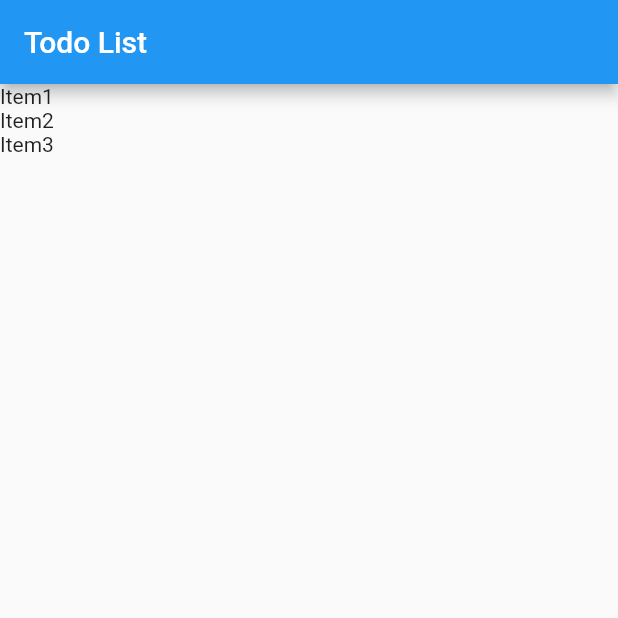
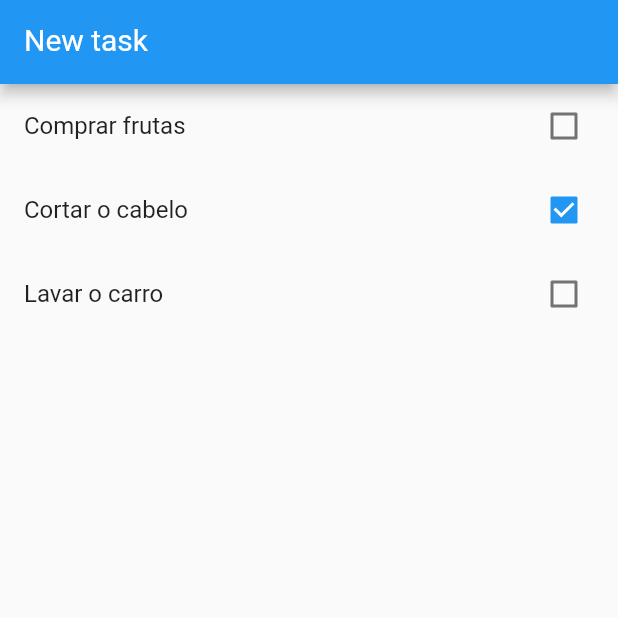
Before and after one commit to georgematos/curso-fundamentos-flutter, a Flutter app: the screen it shows after launch, on a phone screen of 412 x 824 dp, the top half of it. Run offline on Flutter 3.47's test engine with Material 2 defaults, Android fonts, the phone set to English and light mode, and no system bars.

Commit message:
aulas 8, 9 e 10 - CheckboxListTile, SetState e TextFormField

```diff
--- a/lib/main.dart
+++ b/lib/main.dart
@@ -25,9 +25,9 @@ class MyHomePage extends StatefulWidget {
 
   MyHomePage() {
     // items = [];
-    items.add(Item(title: "Item1", done: false));
-    items.add(Item(title: "Item2", done: true));
-    items.add(Item(title: "Item3", done: false));
+    items.add(Item(title: "Comprar frutas", done: false));
+    items.add(Item(title: "Cortar o cabelo", done: true));
+    items.add(Item(title: "Lavar o carro", done: false));
   }
 
   @override
@@ -35,16 +35,33 @@ class MyHomePage extends StatefulWidget {
 }
 
 class _MyHomePageState extends State<MyHomePage> {
+  var newTaskCtrl = TextEditingController();
+
   @override
   Widget build(BuildContext context) {
     return Scaffold(
       appBar: AppBar(
-        title: Text("Todo List"),
+        title: TextFormField(
+          controller: newTaskCtrl,
+          keyboardType: TextInputType.text,
+          style: TextStyle(color: Colors.white, fontSize: 20),
+          decoration: InputDecoration(
+              labelText: "New task",
+              labelStyle: TextStyle(color: Colors.white)),
+        ),
       ),
       body: ListView.builder(
         itemCount: widget.items.length,
         itemBuilder: (context, index) {
-          return Text(widget.items[index].title);
+          final item = widget.items[index];
+          return CheckboxListTile(
+            title: Text(item.title),
+            key: Key(item.title),
+            value: item.done,
+            onChanged: (value) {
+              setState(() => item.done = value);
+            },
+          );
         },
       ),
     );
```
